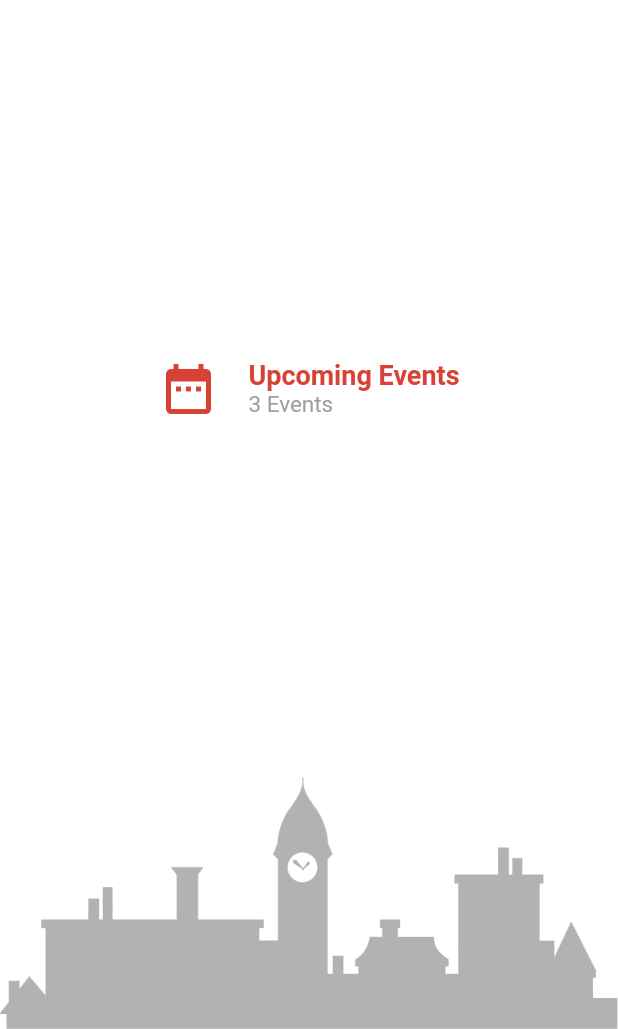
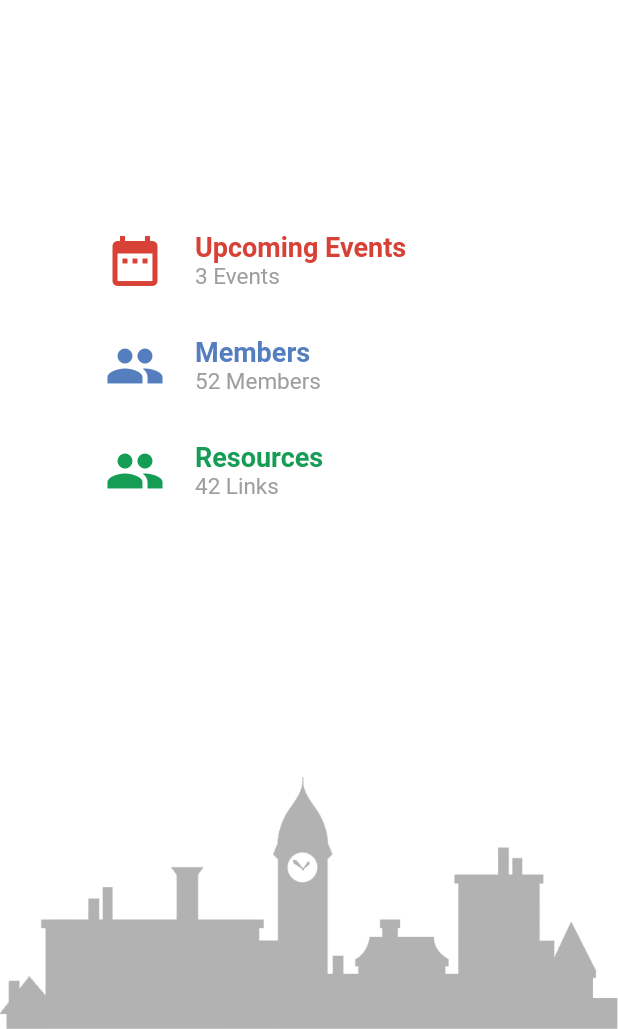
Before and after one commit to romanejaquez/gdglawrence-app, a Flutter app: the screen it shows after launch, on a phone screen of 412 x 824 dp, the part 207-1236 px from its top. Run offline on Flutter 3.47's test engine with Material 2 defaults, Android fonts, the phone set to English and light mode, and no system bars.

Commit message:
added animation

```diff
--- a/lib/main.dart
+++ b/lib/main.dart
@@ -9,13 +9,32 @@ class Utils {
   static const Color googleGreen = Color.fromRGBO(22, 157, 85, 1.0);
   static const Color googleYellow = Color.fromRGBO(250, 200, 67, 1.0);
 }
-class SplashPage extends StatelessWidget {
+
+class SplashPage extends StatefulWidget {
+  @override
+  State<StatefulWidget> createState() {
+    return SplashPageStateful();
+  }
+}
+
+class SplashPageStateful extends State<SplashPage> with SingleTickerProviderStateMixin {
+
+  AnimationController animationController;
+
+  @override
+  void initState() {
+    super.initState();
+    animationController = AnimationController(
+        vsync: this, duration: Duration(milliseconds: 2000));
+    animationController.repeat();
+  }
+
   @override
   Widget build(BuildContext context) {
 
     Timer.run(() {
-      new Timer(new Duration(days: 0, hours: 0, minutes: 0, seconds: 2, microseconds: 0, milliseconds: 0), () {
-
+      new Timer(new Duration(days: 0, hours: 0, minutes: 0, seconds: 3, microseconds: 0, milliseconds: 0), () {
+        animationController.dispose();
         Navigator.push(context,
           MaterialPageRoute(
             builder: (context) => HomePage()));
@@ -34,20 +53,62 @@ class SplashPage extends StatelessWidget {
                 Image.asset('assets/gdg_logo.png', width: 120.0),
                 Padding(padding: EdgeInsets.only(top: 10),
                   child: Image.asset('assets/gdg_just_text.png', width: 150.0)),
-                Padding(padding: EdgeInsets.only(top: 40.0),
-                child: CircularProgressIndicator(
-                    valueColor: AlwaysStoppedAnimation(Colors.grey[300]),
-                    strokeWidth: 5.0
-                    ),),
-              ],
+                RotationTransition(
+                  alignment: Alignment.center,
+                  turns: new Tween(begin: 0.0, end: 1.0).animate(animationController),
+                  child: Padding(
+                      padding: EdgeInsets.all(30),
+                      child: Container(
+                      width: 75, height: 75,
+                      child: Stack(
+                        children: <Widget>[
+                          Align(
+                            alignment: Alignment.topCenter,
+                            child: Container(
+                              width: 20, height: 20,
+                              decoration: BoxDecoration(
+                                shape: BoxShape.circle,
+                                color: Utils.googleBlue
+                              ),
                             ),
                           ),
                           Align(
-            child: Padding(
-              child: Image.asset('assets/gdg_just_tech.png'),
-              padding: EdgeInsets.only(bottom: 40, left: 80, right: 80),
+                            alignment: Alignment.bottomCenter,
+                            child: Container(
+                              width: 20, height: 20,
+                              decoration: BoxDecoration(
+                                shape: BoxShape.circle,
+                                color: Utils.googleYellow
                               ),
-            alignment: Alignment.bottomCenter,
+                            ),
+                          ),
+                          Align(
+                            alignment: Alignment.centerLeft,
+                            child: Container(
+                              width: 20, height: 20,
+                              decoration: BoxDecoration(
+                                shape: BoxShape.circle,
+                                color: Utils.googleGreen
+                              ),
+                            ),
+                          ),
+                          Align(
+                            alignment: Alignment.centerRight,
+                            child: Container(
+                              width: 20, height: 20,
+                              decoration: BoxDecoration(
+                                shape: BoxShape.circle,
+                                color: Utils.googleRed
+                              ),
+                            ),
+                          )
+                        ],
+                      ),
+                    )
+                    )
+              )
+              ],
+            ),
           )
         ],
       ),
@@ -83,12 +144,15 @@ class HomePage extends StatelessWidget {
                 )
               ],
             ),
-            Column(
+            Padding(
+              padding: EdgeInsets.only(left: 70),
+              child: Column(
                 mainAxisAlignment: MainAxisAlignment.center,
                 crossAxisAlignment: CrossAxisAlignment.center,
                 children: <Widget>[
-                Row(
-                  mainAxisAlignment: MainAxisAlignment.center,
+                  Padding(
+                    padding: EdgeInsets.only(bottom: 30),
+                    child: Row(
                       children: <Widget>[
                         Icon(Icons.date_range, color: Utils.googleRed, size: 40),
                         Padding(
@@ -113,8 +177,68 @@ class HomePage extends StatelessWidget {
                           ),
                         )
                       ],
+                    ),
+                  ),
+                  Padding(
+                    padding: EdgeInsets.only(bottom: 30),
+                    child: Row(
+                      children: <Widget>[
+                        Icon(Icons.group, color: Utils.googleBlue, size: 40),
+                        Padding(
+                          padding: EdgeInsets.only(left: 20),
+                          child: Column(
+                            crossAxisAlignment: CrossAxisAlignment.start,
+                            children: <Widget>[
+                              Text('Members',
+                                style: TextStyle(
+                                  fontSize: 18,
+                                  color: Utils.googleBlue,
+                                  fontWeight: FontWeight.bold
+                                )
+                              ),
+                              Text('52 Members',
+                                style: TextStyle(
+                                  fontSize: 15,
+                                  color: Colors.grey
+                                )
                               )
                             ],
+                          ),
+                        )
+                      ],
+                    ),
+                  ),
+                  Padding(
+                    padding: EdgeInsets.only(bottom: 30),
+                    child: Row(
+                      children: <Widget>[
+                        Icon(Icons.group, color: Utils.googleGreen, size: 40),
+                        Padding(
+                          padding: EdgeInsets.only(left: 20),
+                          child: Column(
+                            crossAxisAlignment: CrossAxisAlignment.start,
+                            children: <Widget>[
+                              Text('Resources',
+                                style: TextStyle(
+                                  fontSize: 18,
+                                  color: Utils.googleGreen,
+                                  fontWeight: FontWeight.bold
+                                )
+                              ),
+                              Text('42 Links',
+                                style: TextStyle(
+                                  fontSize: 15,
+                                  color: Colors.grey
+                                )
+                              )
+                            ],
+                          ),
+                        )
+                      ],
+                    ),
+                  )
+                ],
+              )
             ),
             Opacity(
               opacity: 0.3,
```
Lines whose indentation alone changed are shown as unchanged.
